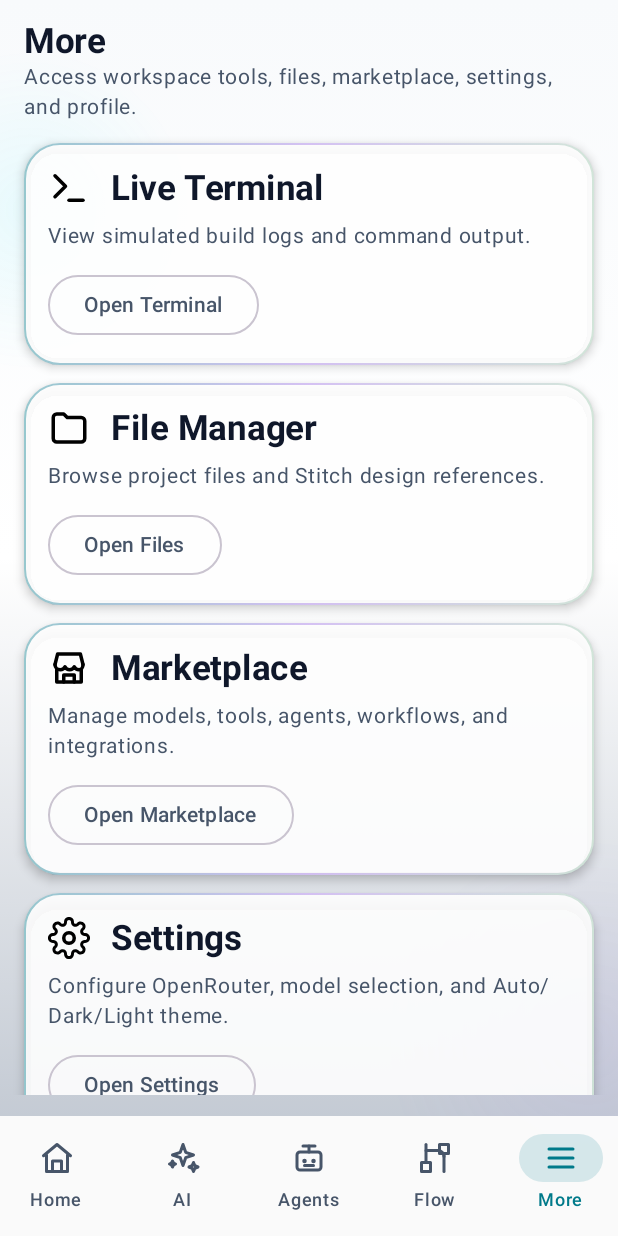
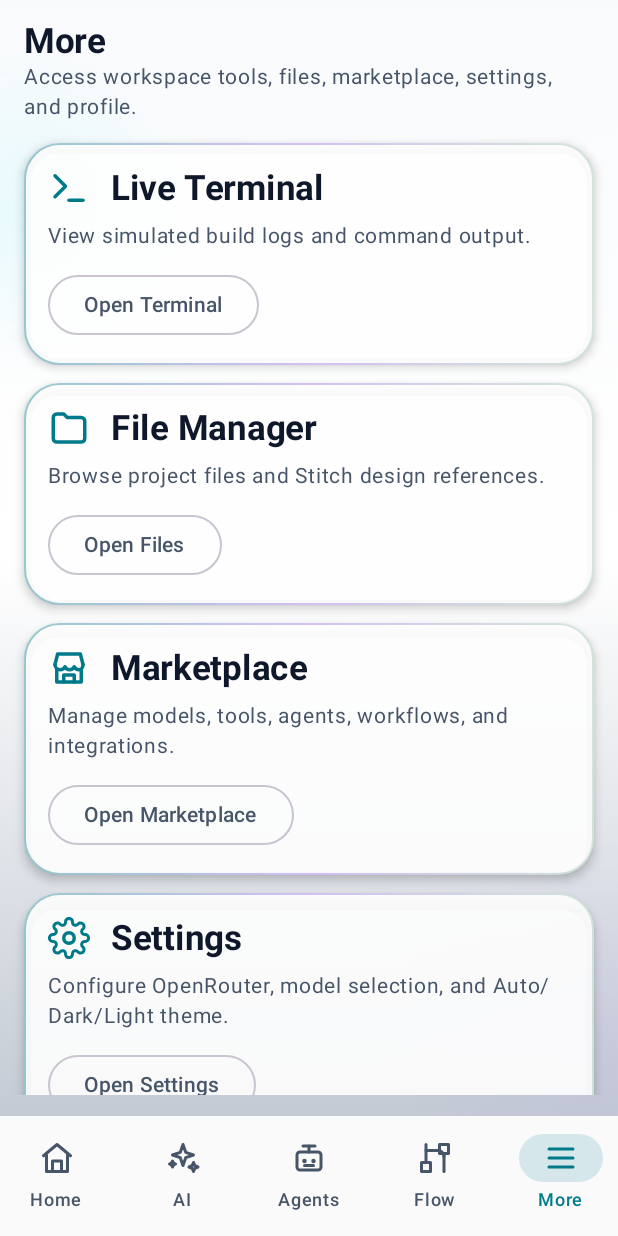
Before and after one commit to devxvoid/Mr-Robot-AI-Workspace, an Android app built with Jetpack Compose: the MoreScreen screen opened through its navigation route, on a phone screen of 412 x 824 dp. Run offline under Robolectric (Android 15) with nearby library versions, the light colour scheme and no system bars.

Commit message:
Update MoreScreen.kt

```diff
--- a/app/src/main/java/com/mrrobot/aiworkspace/ui/screens/MoreScreen.kt
+++ b/app/src/main/java/com/mrrobot/aiworkspace/ui/screens/MoreScreen.kt
@@ -11,6 +11,7 @@ import androidx.compose.foundation.layout.height
 import androidx.compose.foundation.layout.size
 import androidx.compose.foundation.lazy.LazyColumn
 import androidx.compose.material3.Icon
+import androidx.compose.material3.MaterialTheme
 import androidx.compose.material3.OutlinedButton
 import androidx.compose.material3.Text
 import androidx.compose.runtime.Composable
@@ -99,7 +100,8 @@ private fun MoreCard(
             Icon(
                 painter = painterResource(id = iconRes),
                 contentDescription = title,
-                modifier = Modifier.size(28.dp)
+                modifier = Modifier.size(28.dp),
+                tint = MaterialTheme.colorScheme.primary
             )
 
             Title(title)
```
